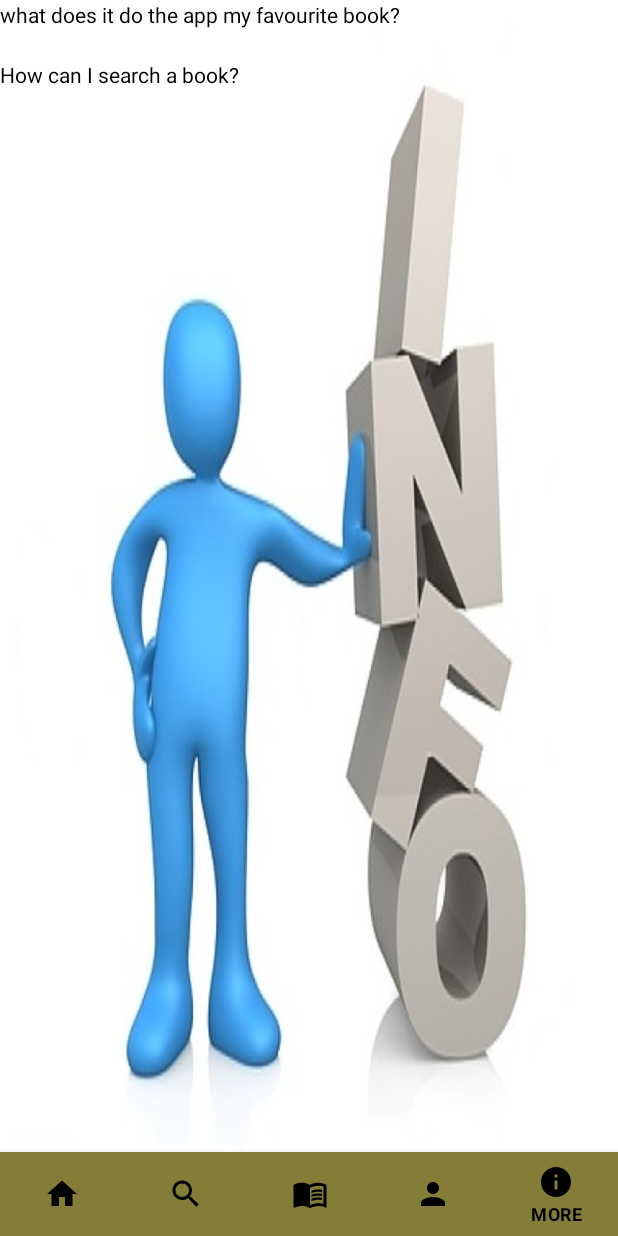
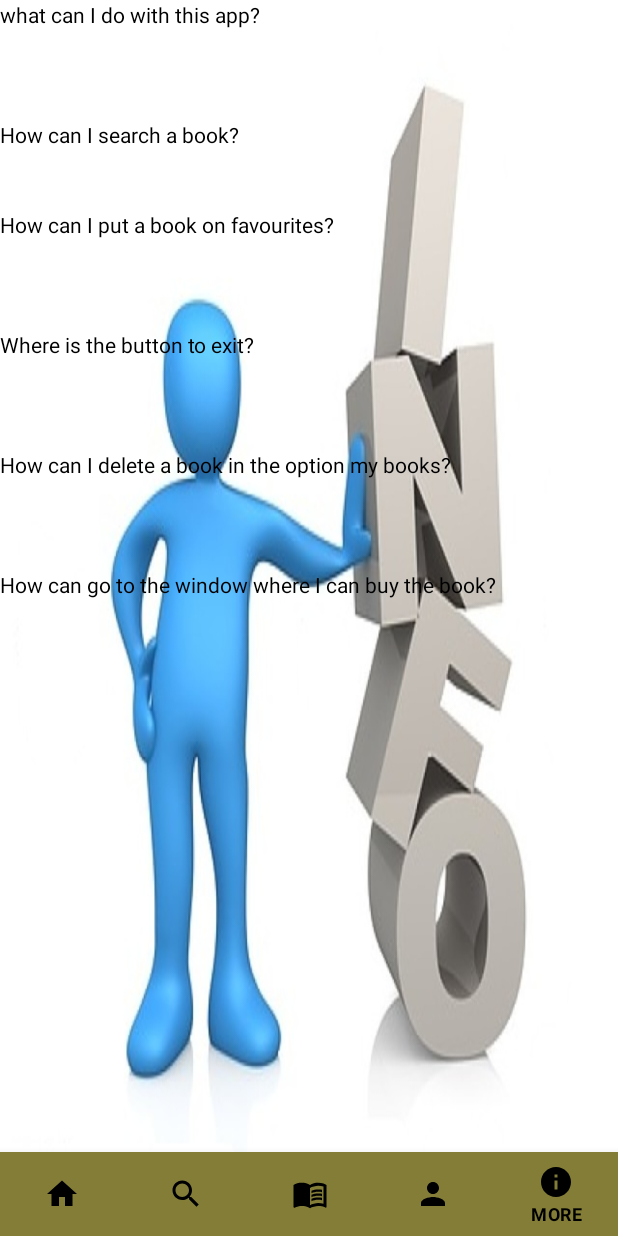
Before and after one commit to ivaperma/myFavBook, an Android app: the More screen opened directly, with no data from a screen before it, on a phone screen of 412 x 824 dp. Run offline under Robolectric (Android 15) with nearby library versions, the phone set to English and light mode, and no system bars.

Commit message:
making up questions faqs

```diff
--- a/app/src/main/java/com/example/myfavbook/activities/More.java
+++ b/app/src/main/java/com/example/myfavbook/activities/More.java
@@ -21,6 +21,14 @@ public class More extends AppCompatActivity {
     private TextView a1;
     private TextView q2;
     private TextView a2;
+    private TextView q3;
+    private TextView a3;
+    private TextView q4;
+    private TextView a4;
+    private TextView q5;
+    private TextView a5;
+    private TextView q6;
+    private TextView a6;
 
     @Override
     protected void onCreate(Bundle savedInstanceState) {
@@ -90,5 +98,61 @@ public class More extends AppCompatActivity {
                 }
             }
         });
+        q3 = findViewById(R.id.qus3);
+        a3 = findViewById(R.id.ans3);
+        //initializing on click listner for our button.
+        q3.setOnClickListener(new View.OnClickListener() {
+            @Override
+            public void onClick(View v) {
+                if(a3.getVisibility()== View.GONE){
+                    a3.setVisibility(View.VISIBLE);
+                }
+                else{
+                    a3.setVisibility(View.GONE);
+                }
+            }
+        });
+        q4 = findViewById(R.id.qus4);
+        a4 = findViewById(R.id.ans4);
+        //initializing on click listner for our button.
+        q4.setOnClickListener(new View.OnClickListener() {
+            @Override
+            public void onClick(View v) {
+                if(a4.getVisibility()== View.GONE){
+                    a4.setVisibility(View.VISIBLE);
+                }
+                else{
+                    a4.setVisibility(View.GONE);
+                }
+            }
+        });
+        q5 = findViewById(R.id.qus5);
+        a5 = findViewById(R.id.ans5);
+        //initializing on click listner for our button.
+        q5.setOnClickListener(new View.OnClickListener() {
+            @Override
+            public void onClick(View v) {
+                if(a5.getVisibility()== View.GONE){
+                    a5.setVisibility(View.VISIBLE);
+                }
+                else{
+                    a5.setVisibility(View.GONE);
+                }
+            }
+        });
+        q6 = findViewById(R.id.qus6);
+        a6 = findViewById(R.id.ans6);
+        //initializing on click listner for our button.
+        q6.setOnClickListener(new View.OnClickListener() {
+            @Override
+            public void onClick(View v) {
+                if(a6.getVisibility()== View.GONE){
+                    a6.setVisibility(View.VISIBLE);
+                }
+                else{
+                    a6.setVisibility(View.GONE);
+                }
+            }
+        });
     }
 }
--- a/app/src/main/res/layout/activity_more.xml
+++ b/app/src/main/res/layout/activity_more.xml
@@ -23,7 +23,7 @@
             android:id="@+id/qus1"
             android:layout_width="match_parent"
             android:layout_height="20dp"
-            android:text="what does it do the app my favourite book?"
+            android:text="what can I do with this app?"
             android:textColor="@color/black">
 
         </TextView>
@@ -31,10 +31,11 @@
         <TextView
             android:id="@+id/ans1"
             android:layout_width="match_parent"
-            android:layout_height="20dp"
+            android:layout_height="60dp"
             android:layout_marginTop="20dp"
             android:text="This app have been created to helps us to find a book and the gives un the option of buy it and also put in the secction my books where there are all my favourite books."
             android:textColor="@color/black"
+            android:background="@color/grey"
             android:visibility="gone">
         </TextView>
 
@@ -42,20 +43,95 @@
             android:id="@+id/qus2"
             android:layout_width="match_parent"
             android:layout_height="20dp"
-            android:layout_marginTop="40dp"
+            android:layout_marginTop="80dp"
             android:text="How can I search a book?"
             android:textColor="@color/black">
     </TextView>
     <TextView
         android:id="@+id/ans2"
         android:layout_width="match_parent"
-        android:layout_height="20dp"
-        android:layout_marginTop="60dp"
-        android:text="At first you have to go to the boton search that is en the botton menu. And then put the title of the book in the search bar"
+        android:layout_height="40dp"
+        android:layout_marginTop="100dp"
+        android:text="At first you have to click on the option of searching and put the name of the book you are looking for in the serach bar"
         android:textColor="@color/black"
+        android:background="@color/grey"
         android:visibility="gone">
     </TextView>
 
+    <TextView
+        android:id="@+id/qus3"
+        android:layout_width="match_parent"
+        android:layout_height="20dp"
+        android:layout_marginTop="140dp"
+        android:text="How can I put a book on favourites?"
+        android:textColor="@color/black">
+    </TextView>
+    <TextView
+        android:id="@+id/ans3"
+        android:layout_width="match_parent"
+        android:layout_height="60dp"
+        android:layout_marginTop="160dp"
+        android:text="When you have located the book there is an option that says 'ADD', and this button send our book to the option of 'My books' that is where all my fovourites books are located"
+        android:textColor="@color/black"
+        android:background="@color/grey"
+        android:visibility="gone">
+    </TextView>
 
+    <TextView
+        android:id="@+id/qus4"
+        android:layout_width="match_parent"
+        android:layout_height="20dp"
+        android:layout_marginTop="220dp"
+        android:text="Where is the button to exit?"
+        android:textColor="@color/black">
+    </TextView>
+    <TextView
+        android:id="@+id/ans4"
+        android:layout_width="match_parent"
+        android:layout_height="60dp"
+        android:layout_marginTop="240dp"
+        android:text="This button is on the window 'Home' and at the top of the screen is the exit button"
+        android:textColor="@color/black"
+        android:background="@color/grey"
+        android:visibility="gone">
+    </TextView>
+
+    <TextView
+        android:id="@+id/qus5"
+        android:layout_width="match_parent"
+        android:layout_height="20dp"
+        android:layout_marginTop="300dp"
+        android:text="How can I delete a book in the option my books?"
+        android:textColor="@color/black">
+    </TextView>
+    <TextView
+        android:id="@+id/ans5"
+        android:layout_width="match_parent"
+        android:layout_height="60dp"
+        android:layout_marginTop="320dp"
+        android:text="When you have located the book you want to delete, you have to click on it and then the option appears saying 'delete'"
+        android:textColor="@color/black"
+        android:background="@color/grey"
+        android:visibility="gone">
+    </TextView>
+
+    <TextView
+        android:id="@+id/qus6"
+        android:layout_width="match_parent"
+        android:layout_height="20dp"
+        android:layout_marginTop="380dp"
+        android:text="How can go to the window where I can buy the book?"
+        android:textColor="@color/black">
+    </TextView>
+    <TextView
+        android:id="@+id/ans6"
+        android:layout_width="match_parent"
+        android:layout_height="60dp"
+        android:layout_marginTop="400dp"
+        android:text="At first, you have to find the book in the search bar, then you have to click on it and the option 'buy' appears. This button will send you to the window where you can buy it."
+        android:textColor="@color/black"
+        android:background="@color/grey"
+        android:visibility="gone">
+    </TextView>
 
 </RelativeLayout>
--- a/app/src/main/res/values/colors.xml
+++ b/app/src/main/res/values/colors.xml
@@ -7,6 +7,7 @@
     <color name="teal_700">#FF018786</color>
     <color name="black">#FF000000</color>
     <color name="white">#FFFFFFFF</color>
+    <color name="grey">#B5B2B2</color>
     <color name="blue_claro">#5f5fff</color>
     <color name="buttons">#837D37</color>
 </resources>
```
